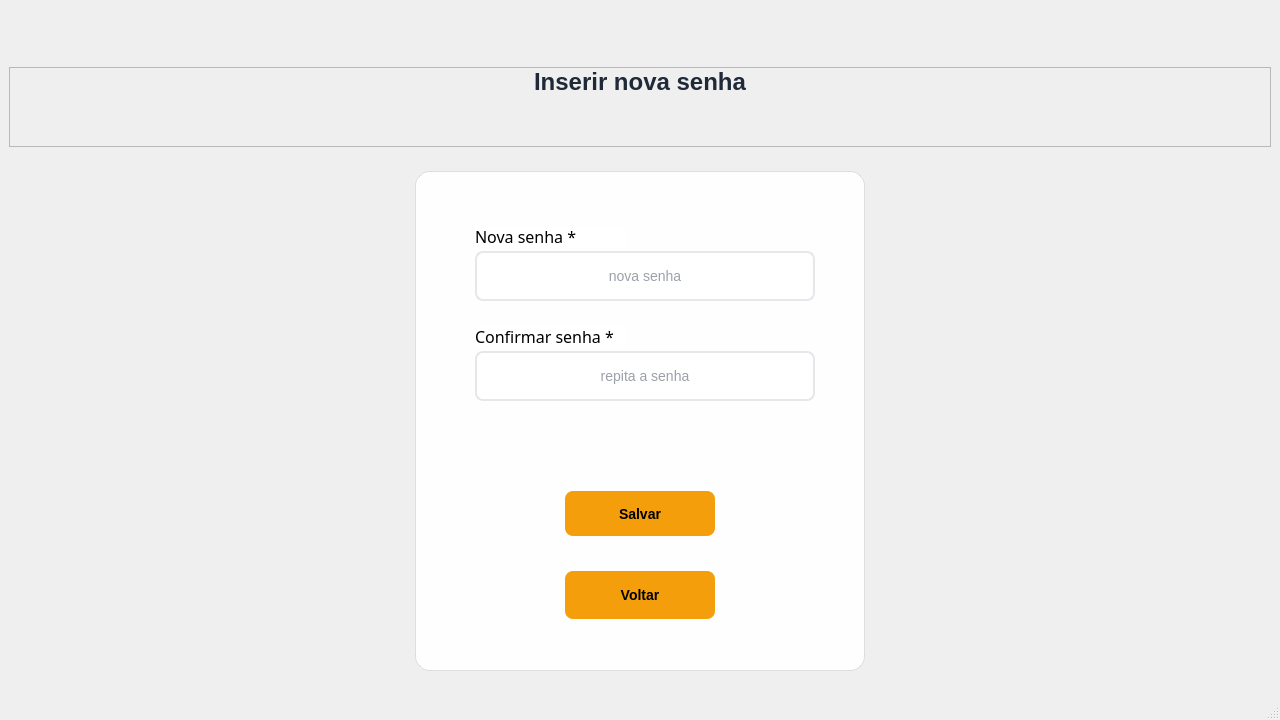
Qt form Telas/tela_nova_senha.ui (victorh241/motor-max) before a commit.
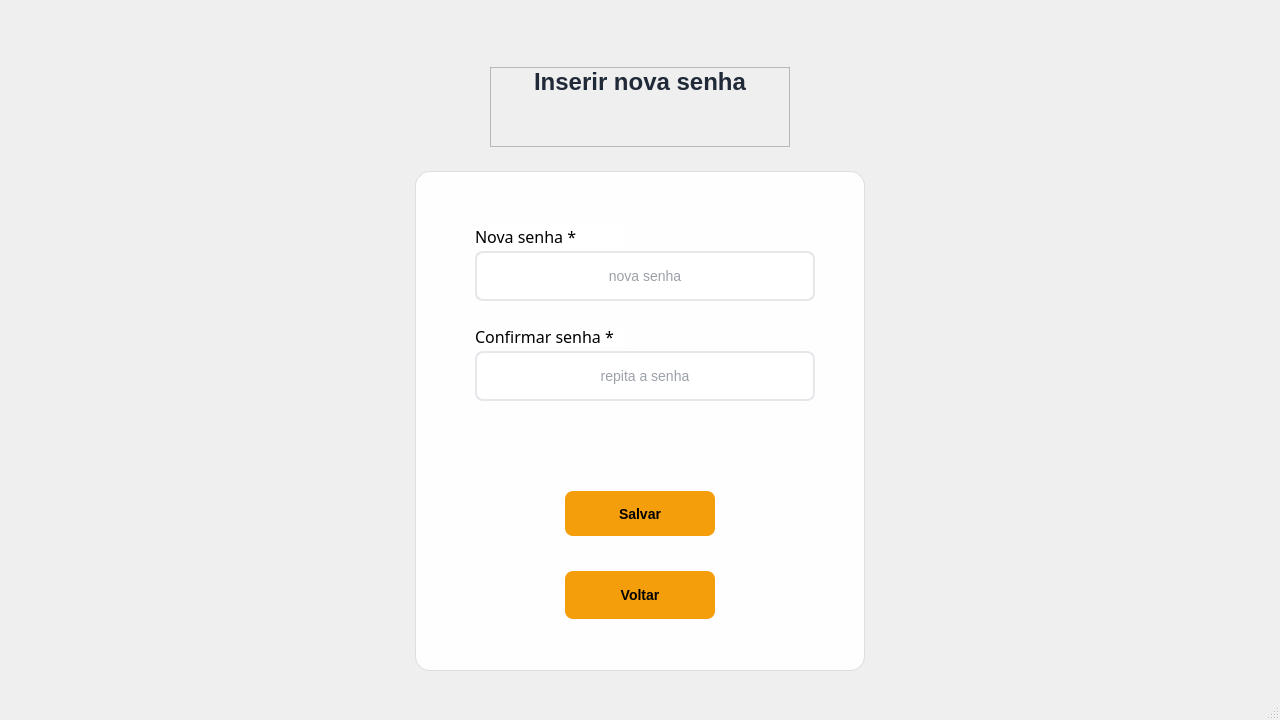
The same form after that commit.

Patch:
```diff
--- a/Telas/tela_nova_senha.ui
+++ b/Telas/tela_nova_senha.ui
@@ -15,8 +15,14 @@
   </property>
   <widget class="QWidget" name="centralwidget">
    <layout class="QVBoxLayout" name="verticalLayout">
-    <item>
+    <item alignment="Qt::AlignHCenter">
      <widget class="QFrame" name="frame">
+      <property name="minimumSize">
+       <size>
+        <width>300</width>
+        <height>0</height>
+       </size>
+      </property>
       <property name="maximumSize">
        <size>
         <width>16777215</width>
@@ -39,7 +45,7 @@
         <rect>
          <x>0</x>
          <y>0</y>
-         <width>1262</width>
+         <width>300</width>
          <height>70</height>
         </rect>
        </property>
```
